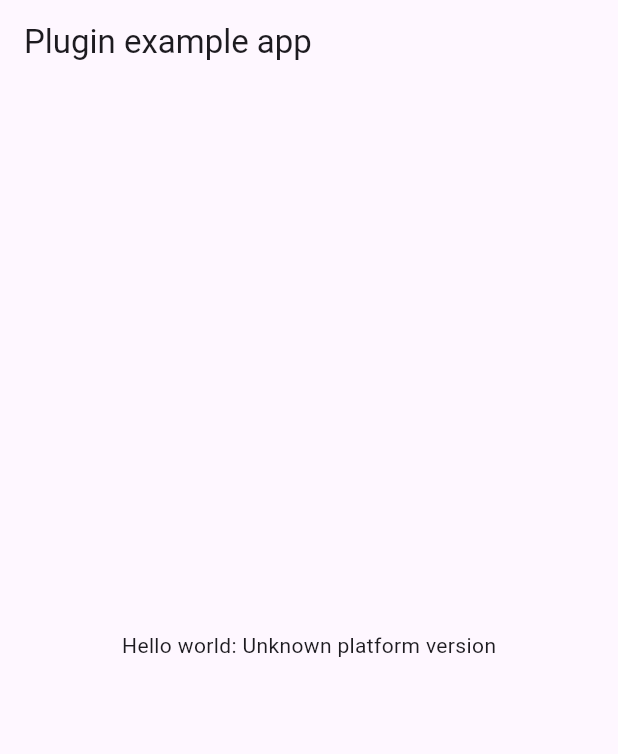
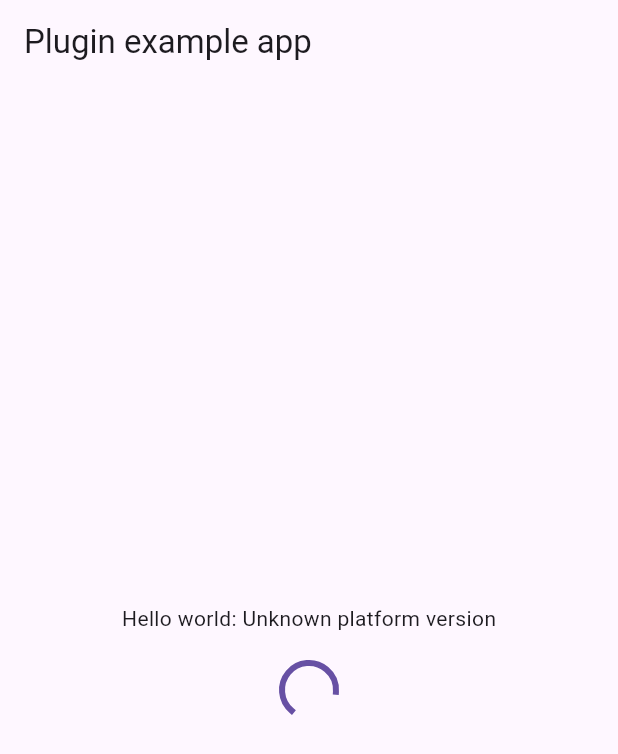
Before and after one commit to lstiefenhofer/wearable_sensors, a Flutter app: the first screen one second after launch, on a phone screen of 412 x 824 dp. Shown: the top 754 px of the screen. Run offline on Flutter 3.47's test engine with Material 3 defaults, Android fonts, the phone set to English and light mode, and no system bars; our stand-ins replace plugin_platform_interface.

```diff
--- a/example/lib/main.dart
+++ b/example/lib/main.dart
@@ -18,6 +18,10 @@ class MyApp extends StatefulWidget {
 class _MyAppState extends State<MyApp> {
   String _platformVersion = 'Unknown';
   final _wearableSensorsPlugin = WearableSensors();
+
+  // 1. Add a stream that emits an integer every second, starting with 1.
+  final Stream<int> numberGenerator =
+      Stream.periodic(const Duration(seconds: 1), (computationCount) => computationCount + 1);
 
   @override
   void initState() {
@@ -47,6 +51,7 @@ class _MyAppState extends State<MyApp> {
     });
   }
 
+
   @override
   Widget build(BuildContext context) {
     return MaterialApp(
@@ -55,7 +60,34 @@ class _MyAppState extends State<MyApp> {
           title: const Text('Plugin example app'),
         ),
         body: Center(
-          child: Text('Hello world: $_platformVersion\n'),
+          child: Column(
+            mainAxisAlignment: MainAxisAlignment.center, // Center content vertically
+            children: [
+              Text('Hello world: $_platformVersion\n'),
+              // 2. Use a StreamBuilder to listen to the stream and display the number.
+              StreamBuilder<int>(
+                stream: numberGenerator,
+                builder: (BuildContext context, AsyncSnapshot<int> snapshot) {
+                  if (snapshot.connectionState == ConnectionState.waiting) {
+                    // Show a loading indicator while waiting for the first value.
+                    return const CircularProgressIndicator();
+                  } else if (snapshot.hasError) {
+                    // Display an error message if the stream fails.
+                    return Text('Error: ${snapshot.error}');
+                  } else if (snapshot.hasData) {
+                    // When data is available, display it in a Text widget.
+                    return Text(
+                      'Counting: ${snapshot.data}',
+                      style: Theme.of(context).textTheme.headlineMedium,
+                    );
+                  } else {
+                    // Fallback for any other state.
+                    return const Text('Waiting for numbers...');
+                  }
+                },
+              ),
+            ],
+          ),
         ),
       ),
     );
```
